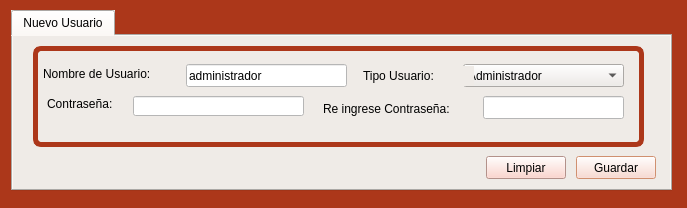
Before: the Qt Designer form form_usuario.ui in blueautomatic/Slam_Sistema_creditos, drawn with Qt 5.
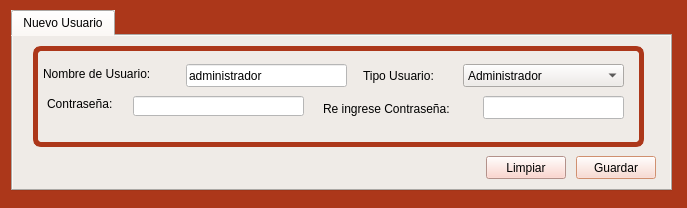
After: the same form once the commit is applied. Icons and pictures are not drawn.

Diff of the .ui file:
```diff
--- a/form_usuario.ui
+++ b/form_usuario.ui
@@ -622,7 +622,7 @@
        <rect>
         <x>330</x>
         <y>20</y>
-        <width>111</width>
+        <width>91</width>
         <height>20</height>
        </rect>
       </property>
```
